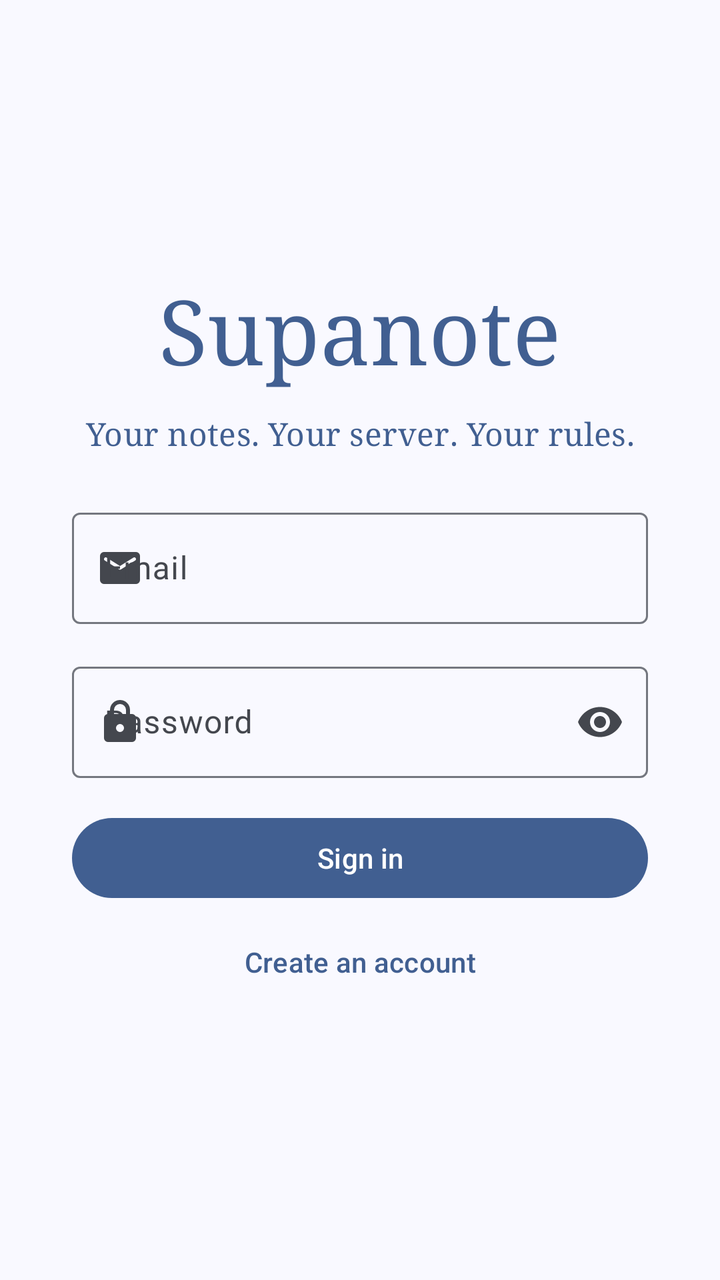
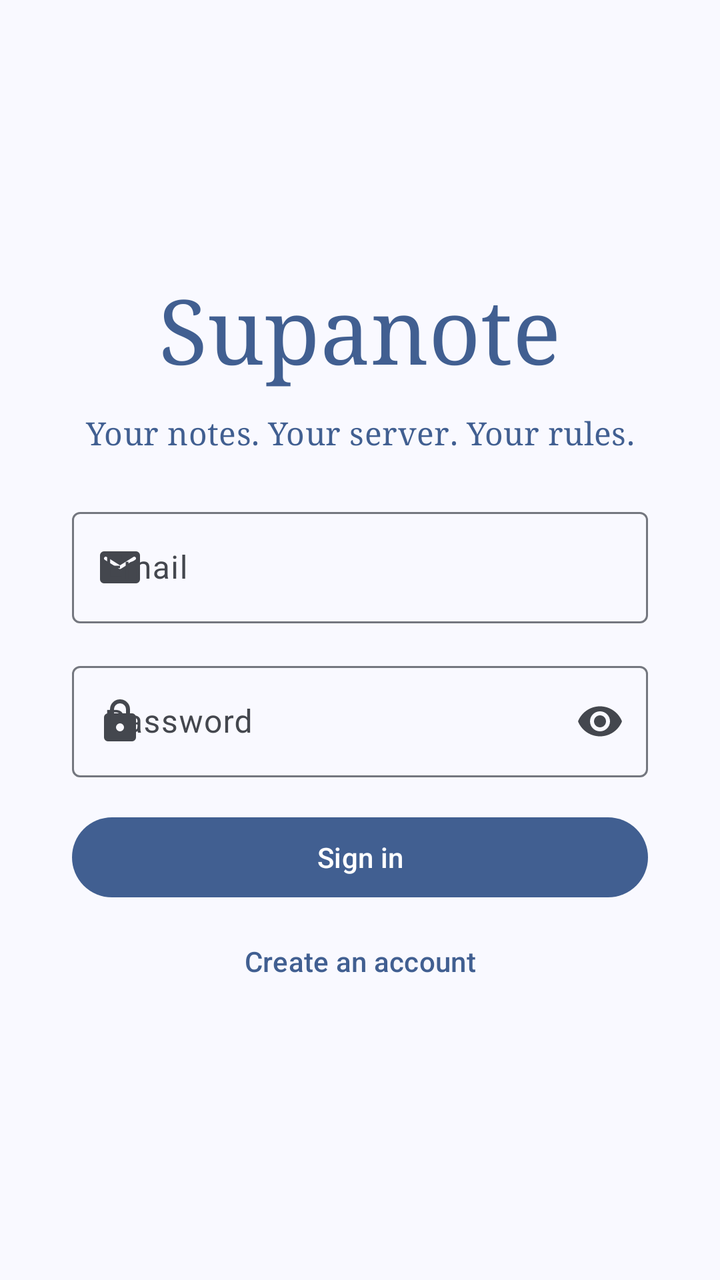

Screens rendered from an Android XML layout before and after an edit, with the pre-edit source and the edit as a unified diff.
<!-- AndroidManifest.xml: application theme Theme.Supanote -->
<!-- res/layout/activity_login.xml -->
<?xml version="1.0" encoding="utf-8"?>
<androidx.constraintlayout.widget.ConstraintLayout
    xmlns:android="http://schemas.android.com/apk/res/android"
    android:layout_width="match_parent"
    android:layout_height="match_parent"
    android:id="@+id/main"
    xmlns:app="http://schemas.android.com/apk/res-auto">

    <LinearLayout
        app:layout_constraintTop_toTopOf="parent"
        app:layout_constraintBottom_toBottomOf="parent"
        app:layout_constraintEnd_toEndOf="parent"
        app:layout_constraintStart_toStartOf="parent"
        android:paddingHorizontal="36dp"
        android:orientation="vertical"
        android:layout_width="match_parent"
        android:layout_height="wrap_content">

        <com.google.android.material.textview.MaterialTextView
            android:layout_gravity="center"
            android:text="@string/app_name"
            android:textAppearance="?attr/textAppearanceDisplayMedium"
            android:fontFamily="serif"
            android:textColor="?attr/colorPrimary"
            android:layout_width="wrap_content"
            android:layout_height="wrap_content"/>

        <com.google.android.material.textview.MaterialTextView
            android:layout_gravity="center"
            android:layout_marginTop="12dp"
            android:layout_marginBottom="24dp"
            android:text="@string/app_slogan"
            android:textAppearance="?attr/textAppearanceTitleMedium"
            android:textAlignment="center"
            android:fontFamily="serif"
            android:textColor="?attr/colorPrimary"
            android:layout_width="wrap_content"
            android:layout_height="wrap_content"/>

        <com.google.android.material.textfield.TextInputLayout
            android:id="@+id/email_layout"
            android:hint="Email"
            android:layout_marginBottom="16dp"
            app:endIconMode="clear_text"
            app:startIconDrawable="@drawable/ic_mail"
            android:layout_width="match_parent"
            android:layout_height="wrap_content">

            <com.google.android.material.textfield.TextInputEditText
                android:id="@+id/email_input"
                android:inputType="textEmailAddress"
                android:maxLines="1"
                android:layout_width="match_parent"
                android:layout_height="match_parent"/>
        </com.google.android.material.textfield.TextInputLayout>

        <com.google.android.material.textfield.TextInputLayout
            android:id="@+id/password_layout"
            android:hint="Password"
            app:endIconMode="password_toggle"
            app:startIconDrawable="@drawable/ic_lock"
            android:layout_width="match_parent"
            android:layout_height="wrap_content">

            <com.google.android.material.textfield.TextInputEditText
                android:id="@+id/password_input"
                android:inputType="textPassword"
                android:maxLines="1"
                android:layout_width="match_parent"
                android:layout_height="match_parent"/>
        </com.google.android.material.textfield.TextInputLayout>

        <com.google.android.material.button.MaterialButton
            android:id="@+id/signIn"
            android:text="Sign in"
            android:layout_marginTop="16dp"
            android:layout_marginBottom="4dp"
            android:layout_width="match_parent"
            android:layout_height="wrap_content"/>

        <com.google.android.material.button.MaterialButton
            android:id="@+id/signUp"
            style="?attr/borderlessButtonStyle"
            android:text="Create an account"
            android:layout_width="match_parent"
            android:layout_height="wrap_content"/>
    </LinearLayout>
</androidx.constraintlayout.widget.ConstraintLayout>
<!-- resources referenced by this layout -->
<resources>
  <!-- drawable ic_mail (drawable) -->
  <vector xmlns:android="http://schemas.android.com/apk/res/android"
      android:width="24dp"
      android:height="24dp"
      android:viewportWidth="960"
      android:viewportHeight="960">
    <path
        android:pathData="M160,800q-33,0 -56.5,-23.5T80,720v-480q0,-33 23.5,-56.5T160,160h640q33,0 56.5,23.5T880,240v480q0,33 -23.5,56.5T800,800L160,800ZM490.5,511.5Q496,510 501,507l283,-177q8,-5 12,-12.5t4,-16.5q0,-20 -17,-30t-35,1L480,440 212,272q-18,-11 -35,-0.5T160,301q0,10 4,17.5t12,11.5l283,177q5,3 10.5,4.5T480,513q5,0 10.5,-1.5Z"
        android:fillColor="#e3e3e3"/>
  </vector>
  <string name="app_name">Supanote</string>
  <string name="app_slogan">Your notes. Your server. Your rules.</string>
  <color name="md_theme_primary">#415F91</color>
  <color name="md_theme_onPrimary">#FFFFFF</color>
  <color name="md_theme_primaryContainer">#D6E3FF</color>
  <color name="md_theme_onPrimaryContainer">#284777</color>
  <color name="md_theme_secondary">#565F71</color>
  <color name="md_theme_onSecondary">#FFFFFF</color>
  <color name="md_theme_secondaryContainer">#DAE2F9</color>
  <color name="md_theme_onSecondaryContainer">#3E4759</color>
  <color name="md_theme_tertiary">#705575</color>
  <color name="md_theme_onTertiary">#FFFFFF</color>
  <color name="md_theme_tertiaryContainer">#FAD8FD</color>
  <color name="md_theme_onTertiaryContainer">#573E5C</color>
  <color name="md_theme_error">#BA1A1A</color>
  <color name="md_theme_onError">#FFFFFF</color>
  <color name="md_theme_errorContainer">#FFDAD6</color>
  <color name="md_theme_onErrorContainer">#93000A</color>
  <color name="md_theme_background">#F9F9FF</color>
  <color name="md_theme_onBackground">#191C20</color>
  <color name="md_theme_surface">#F9F9FF</color>
  <color name="md_theme_onSurface">#191C20</color>
  <color name="md_theme_surfaceVariant">#E0E2EC</color>
  <color name="md_theme_onSurfaceVariant">#44474E</color>
  <color name="md_theme_outline">#74777F</color>
  <color name="md_theme_outlineVariant">#C4C6D0</color>
  <color name="md_theme_inverseSurface">#2E3036</color>
  <color name="md_theme_inverseOnSurface">#F0F0F7</color>
  <color name="md_theme_inversePrimary">#AAC7FF</color>
  <color name="md_theme_primaryFixed">#D6E3FF</color>
  <color name="md_theme_onPrimaryFixed">#001B3E</color>
  <color name="md_theme_primaryFixedDim">#AAC7FF</color>
  <color name="md_theme_onPrimaryFixedVariant">#284777</color>
  <color name="md_theme_secondaryFixed">#DAE2F9</color>
  <color name="md_theme_onSecondaryFixed">#131C2B</color>
  <color name="md_theme_secondaryFixedDim">#BEC6DC</color>
  <color name="md_theme_onSecondaryFixedVariant">#3E4759</color>
  <color name="md_theme_tertiaryFixed">#FAD8FD</color>
  <color name="md_theme_onTertiaryFixed">#28132E</color>
  <color name="md_theme_tertiaryFixedDim">#DDBCE0</color>
  <color name="md_theme_onTertiaryFixedVariant">#573E5C</color>
  <color name="md_theme_surfaceDim">#D9D9E0</color>
  <color name="md_theme_surfaceBright">#F9F9FF</color>
  <color name="md_theme_surfaceContainerLowest">#FFFFFF</color>
  <color name="md_theme_surfaceContainerLow">#F3F3FA</color>
  <color name="md_theme_surfaceContainer">#EDEDF4</color>
  <color name="md_theme_surfaceContainerHigh">#E7E8EE</color>
  <color name="md_theme_surfaceContainerHighest">#E2E2E9</color>
  <style name="Theme.Supanote.AlertDialog" parent="ThemeOverlay.Material3.MaterialAlertDialog">
          <item name="backgroundTint">?attr/colorSurfaceContainerHigh</item>
          <item name="android:textColor">?attr/colorOnSurface</item>
          <item name="dialogCornerRadius">28dp</item>
          <item name="buttonBarPositiveButtonStyle">@style/Widget.Material3.Button.TextButton.Dialog</item>
          <item name="buttonBarNegativeButtonStyle">@style/Widget.Material3.Button.TextButton.Dialog</item>
          <item name="buttonBarNeutralButtonStyle">@style/Widget.Material3.Button.TextButton.Dialog.Flush</item>
      </style>
  <!-- unchanged entries left out for length: 2 -->
</resources>

<!-- the commit's change to res/layout/activity_login.xml (unified diff, before → after) -->
@@ -1,20 +1,20 @@
 <?xml version="1.0" encoding="utf-8"?>
-<androidx.constraintlayout.widget.ConstraintLayout
+<ScrollView
     xmlns:android="http://schemas.android.com/apk/res/android"
+    xmlns:app="http://schemas.android.com/apk/res-auto"
     android:layout_width="match_parent"
     android:layout_height="match_parent"
     android:id="@+id/main"
-    xmlns:app="http://schemas.android.com/apk/res-auto">
+    android:clipToPadding="false"
+    android:fillViewport="true">
 
     <LinearLayout
-        app:layout_constraintTop_toTopOf="parent"
-        app:layout_constraintBottom_toBottomOf="parent"
-        app:layout_constraintEnd_toEndOf="parent"
-        app:layout_constraintStart_toStartOf="parent"
         android:paddingHorizontal="36dp"
+        android:paddingVertical="16dp"
+        android:gravity="center_vertical"
         android:orientation="vertical"
         android:layout_width="match_parent"
-        android:layout_height="wrap_content">
+        android:layout_height="match_parent">
 
         <com.google.android.material.textview.MaterialTextView
             android:layout_gravity="center"
@@ -85,4 +85,4 @@
             android:layout_width="match_parent"
             android:layout_height="wrap_content"/>
     </LinearLayout>
-</androidx.constraintlayout.widget.ConstraintLayout>
+</ScrollView>
